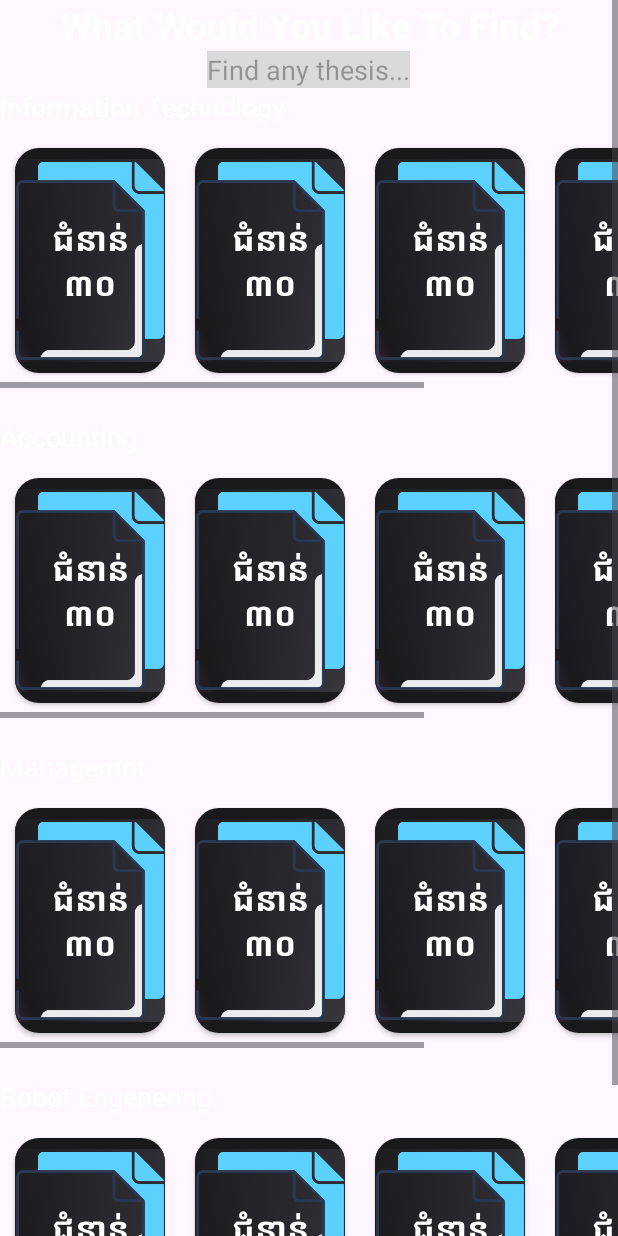
After one commit to PhalKanhaPK/ThesisNUM, an Android app: the layout fragment_generation.xml on its own in the app's theme, with its tools: preview values and no code run, on a phone screen of 412 x 824 dp. The commit adds this screen. Run offline under Robolectric (Android 15) with nearby library versions, the phone set to English and light mode, and no system bars.

Commit message:
edit file

```diff
--- a/app/src/main/java/com/example/numthesis/AccountFragment.kt
+++ b/app/src/main/java/com/example/numthesis/AccountFragment.kt
@@ -7,10 +7,7 @@ import android.view.LayoutInflater
 import android.view.View
 import android.view.ViewGroup
 import android.widget.Button
-import android.widget.ImageView
-import android.widget.ListAdapter
 import android.widget.ListView
-import android.widget.TextView
 
 class AccountFragment : Fragment() {
 
@@ -25,16 +22,16 @@ class AccountFragment : Fragment() {
             startActivity(intent)
         }
 
-        val countries = listOf(
-            Country(R.drawable.major, "ជំនាញ : IT"),
-            Country(R.drawable.level, "ជំនាន់ : ៣០"),
-            Country(R.drawable.group, "ក្រុម : ៤៥"),
-            Country(R.drawable.phone, "លេខទូរស័ព្ទ : 0987654321"),
-            Country(R.drawable.gmail, "Gmail : example123@gmail.com")
+        val UserInfo = listOf(
+            Info(R.drawable.major, "ជំនាញ : IT"),
+            Info(R.drawable.level, "ជំនាន់ : ៣០"),
+            Info(R.drawable.group, "ក្រុម : ៤៥"),
+            Info(R.drawable.phone, "លេខទូរស័ព្ទ : 0987654321"),
+            Info(R.drawable.gmail, "Gmail : example123@gmail.com")
         )
 
         val listView: ListView = view.findViewById(R.id.ListView_userInfo)
-        val adapter = CountryAdapter(requireContext(), countries)
+        val adapter = UserInfoAdapter(requireContext(), UserInfo)
         listView.adapter = adapter
 
         return view
--- a/app/src/main/java/com/example/numthesis/CountryAdapter.kt
+++ /dev/null
@@ -1,28 +0,0 @@
-package com.example.numthesis
-import android.content.Context
-import android.view.LayoutInflater
-import android.view.View
-import android.view.ViewGroup
-import android.widget.ArrayAdapter
-import android.widget.ImageView
-import android.widget.TextView
-
-data class Country(val flagResId: Int, val name: String)
-
-class CountryAdapter(context: Context, private val countries: List<Country>) :
-    ArrayAdapter<Country>(context, 0, countries) {
-
-    override fun getView(position: Int, convertView: View?, parent: ViewGroup): View {
-        val view = convertView ?: LayoutInflater.from(context).inflate(R.layout.item_country, parent, false)
-
-        val country = countries[position]
-
-        val flagImageView = view.findViewById<ImageView>(R.id.flagImageView)
-        val countryNameTextView = view.findViewById<TextView>(R.id.countryNameTextView)
-
-        flagImageView.setImageResource(country.flagResId)
-        countryNameTextView.text = country.name
-
-        return view
-    }
-}
--- /dev/null
+++ b/app/src/main/java/com/example/numthesis/UserInfoAdapter.kt
@@ -0,0 +1,28 @@
+package com.example.numthesis
+import android.content.Context
+import android.view.LayoutInflater
+import android.view.View
+import android.view.ViewGroup
+import android.widget.ArrayAdapter
+import android.widget.ImageView
+import android.widget.TextView
+
+data class Info(val flagResId: Int, val name: String)
+
+class UserInfoAdapter(context: Context, private val Info: List<Info>) :
+    ArrayAdapter<Info>(context, 0, Info) {
+
+    override fun getView(position: Int, convertView: View?, parent: ViewGroup): View {
+        val view = convertView ?: LayoutInflater.from(context).inflate(R.layout.item_info, parent, false)
+
+        val UserInfo = Info[position]
+
+        val iconView = view.findViewById<ImageView>(R.id.iconView)
+        val UserInfoTextView = view.findViewById<TextView>(R.id.UserInfoTextView)
+
+        iconView.setImageResource(UserInfo.flagResId)
+        UserInfoTextView.text = UserInfo.name
+
+        return view
+    }
+}
--- /dev/null
+++ b/app/src/main/res/layout/fragment_generation.xml
@@ -0,0 +1,361 @@
+<?xml version="1.0" encoding="utf-8"?>
+<androidx.constraintlayout.widget.ConstraintLayout xmlns:android="http://schemas.android.com/apk/res/android"
+    xmlns:app="http://schemas.android.com/apk/res-auto"
+    xmlns:tools="http://schemas.android.com/tools"
+    android:layout_width="match_parent"
+    android:layout_height="match_parent"
+    tools:context=".HomeFragment"
+    >
+    <ScrollView
+        android:layout_width="match_parent"
+        android:layout_height="match_parent"
+        app:layout_constraintBottom_toBottomOf="parent"
+        app:layout_constraintEnd_toEndOf="parent"
+        app:layout_constraintStart_toStartOf="parent"
+        app:layout_constraintTop_toTopOf="parent">
+
+        <LinearLayout
+            android:layout_width="match_parent"
+            android:layout_height="wrap_content"
+            android:orientation="vertical">
+
+<!--            textView-->
+            <LinearLayout
+                android:layout_width="match_parent"
+                android:layout_height="wrap_content">
+                <TextView
+                    android:id="@+id/textView"
+                    android:layout_width="match_parent"
+                    android:layout_height="wrap_content"
+                    android:gravity="center"
+                    android:textStyle="bold"
+                    android:textSize="11pt"
+                    android:textColor="@color/white"
+                    android:text="What Would You Like To Find?"
+                    />
+            </LinearLayout>
+<!--            txtSearch-->
+            <LinearLayout
+                android:layout_width="match_parent"
+                android:layout_height="wrap_content"
+                android:gravity="center"
+                >
+                <EditText
+                    android:layout_width="wrap_content"
+                    android:layout_height="wrap_content"
+                    android:background="@color/gray"
+                    android:hint="Find any thesis..."/>
+            </LinearLayout>
+
+            <!--Information Technology-->
+            <LinearLayout
+                android:layout_width="match_parent"
+                android:layout_height="wrap_content"
+                android:orientation="vertical"
+                android:layout_marginBottom="20dp">
+                <TextView
+                    android:layout_width="match_parent"
+                    android:layout_height="wrap_content"
+                    android:layout_marginBottom="5dp"
+                    android:text="Information Technology"
+                    android:textSize="8pt"
+                    android:textColor="@color/white"
+                    />
+                <HorizontalScrollView
+                    android:layout_width="match_parent"
+                    android:layout_height="wrap_content">
+
+                    <LinearLayout
+                        android:layout_width="match_parent"
+                        android:layout_height="wrap_content"
+                        android:orientation="horizontal">
+
+                        <androidx.cardview.widget.CardView
+                            android:layout_width="wrap_content"
+                            android:layout_height="wrap_content"
+                            android:layout_gravity="center"
+                            android:layout_margin="@dimen/card_margin"
+                            app:cardCornerRadius="@dimen/card_corner_radius">
+                            <include layout="@layout/cardview_1"/>
+                            <include layout="@layout/string"/>
+
+                        </androidx.cardview.widget.CardView>
+
+                        <androidx.cardview.widget.CardView
+                            android:layout_width="wrap_content"
+                            android:layout_height="wrap_content"
+                            android:layout_gravity="center"
+                            android:layout_margin="@dimen/card_margin"
+                            app:cardCornerRadius="@dimen/card_corner_radius">
+                            <include layout="@layout/cardview_1"/>
+                            <include layout="@layout/string"/>
+                        </androidx.cardview.widget.CardView>
+
+                        <androidx.cardview.widget.CardView
+                            android:layout_width="wrap_content"
+                            android:layout_height="wrap_content"
+                            android:layout_gravity="center"
+                            android:layout_margin="@dimen/card_margin"
+                            app:cardCornerRadius="@dimen/card_corner_radius">
+                            <include layout="@layout/cardview_1"/>
+                            <include layout="@layout/string"/>
+                        </androidx.cardview.widget.CardView>
+
+                        <androidx.cardview.widget.CardView
+                            android:layout_width="wrap_content"
+                            android:layout_height="wrap_content"
+                            android:layout_gravity="center"
+                            android:layout_margin="@dimen/card_margin"
+                            app:cardCornerRadius="@dimen/card_corner_radius">
+                            <include layout="@layout/cardview_1"/>
+                            <include layout="@layout/string"/>
+                        </androidx.cardview.widget.CardView>
+
+                        <androidx.cardview.widget.CardView
+                            android:layout_width="wrap_content"
+                            android:layout_height="wrap_content"
+                            android:layout_gravity="center"
+                            android:layout_margin="@dimen/card_margin"
+                            app:cardCornerRadius="@dimen/card_corner_radius">
+                            <include layout="@layout/cardview_1"/>
+                            <include layout="@layout/string"/>
+                        </androidx.cardview.widget.CardView>
+
+                    </LinearLayout>
+                </HorizontalScrollView>
+            </LinearLayout>
+<!--            Accounting-->
+            <LinearLayout
+                android:layout_width="match_parent"
+                android:layout_height="wrap_content"
+                android:orientation="vertical"
+                android:layout_marginBottom="20dp">
+                <TextView
+                    android:layout_width="match_parent"
+                    android:layout_height="wrap_content"
+                    android:layout_marginBottom="5dp"
+                    android:text="Accounting"
+                    android:textSize="8pt"
+                    android:textColor="@color/white"
+                    />
+                <HorizontalScrollView
+                    android:layout_width="match_parent"
+                    android:layout_height="wrap_content">
+
+                    <LinearLayout
+                        android:layout_width="match_parent"
+                        android:layout_height="wrap_content"
+                        android:orientation="horizontal">
+
+                        <androidx.cardview.widget.CardView
+                            android:layout_width="wrap_content"
+                            android:layout_height="wrap_content"
+                            android:layout_gravity="center"
+                            android:layout_margin="@dimen/card_margin"
+                            app:cardCornerRadius="@dimen/card_corner_radius">
+                            <include layout="@layout/cardview_1"/>
+                            <include layout="@layout/string"/>
+
+                        </androidx.cardview.widget.CardView>
+
+                        <androidx.cardview.widget.CardView
+                            android:layout_width="wrap_content"
+                            android:layout_height="wrap_content"
+                            android:layout_gravity="center"
+                            android:layout_margin="@dimen/card_margin"
+                            app:cardCornerRadius="@dimen/card_corner_radius">
+                            <include layout="@layout/cardview_1"/>
+                            <include layout="@layout/string"/>
+                        </androidx.cardview.widget.CardView>
+
+                        <androidx.cardview.widget.CardView
+                            android:layout_width="wrap_content"
+                            android:layout_height="wrap_content"
+                            android:layout_gravity="center"
+                            android:layout_margin="@dimen/card_margin"
+                            app:cardCornerRadius="@dimen/card_corner_radius">
+                            <include layout="@layout/cardview_1"/>
+                            <include layout="@layout/string"/>
+                        </androidx.cardview.widget.CardView>
+
+                        <androidx.cardview.widget.CardView
+                            android:layout_width="wrap_content"
+                            android:layout_height="wrap_content"
+                            android:layout_gravity="center"
+                            android:layout_margin="@dimen/card_margin"
+                            app:cardCornerRadius="@dimen/card_corner_radius">
+                            <include layout="@layout/cardview_1"/>
+                            <include layout="@layout/string"/>
+                        </androidx.cardview.widget.CardView>
+
+                        <androidx.cardview.widget.CardView
+                            android:layout_width="wrap_content"
+                            android:layout_height="wrap_content"
+                            android:layout_gravity="center"
+                            android:layout_margin="@dimen/card_margin"
+                            app:cardCornerRadius="@dimen/card_corner_radius">
+                            <include layout="@layout/cardview_1"/>
+                            <include layout="@layout/string"/>
+                        </androidx.cardview.widget.CardView>
+                    </LinearLayout>
+                </HorizontalScrollView>
+            </LinearLayout>
+
+<!--            Management-->
+            <LinearLayout
+                android:layout_width="match_parent"
+                android:layout_height="wrap_content"
+                android:orientation="vertical"
+                android:layout_marginBottom="20dp">
+                <TextView
+                    android:layout_width="match_parent"
+                    android:layout_height="wrap_content"
+                    android:layout_marginBottom="5dp"
+                    android:text="Managemnt"
+                    android:textSize="8pt"
+                    android:textColor="@color/white"
+                    />
+                <HorizontalScrollView
+                    android:layout_width="match_parent"
+                    android:layout_height="wrap_content">
+
+                    <LinearLayout
+                        android:layout_width="match_parent"
+                        android:layout_height="wrap_content"
+                        android:orientation="horizontal">
+
+                        <androidx.cardview.widget.CardView
+                            android:layout_width="wrap_content"
+                            android:layout_height="wrap_content"
+                            android:layout_gravity="center"
+                            android:layout_margin="@dimen/card_margin"
+                            app:cardCornerRadius="@dimen/card_corner_radius">
+                            <include layout="@layout/cardview_1"/>
+                            <include layout="@layout/string"/>
+
+                        </androidx.cardview.widget.CardView>
+
+                        <androidx.cardview.widget.CardView
+                            android:layout_width="wrap_content"
+                            android:layout_height="wrap_content"
+                            android:layout_gravity="center"
+                            android:layout_margin="@dimen/card_margin"
+                            app:cardCornerRadius="@dimen/card_corner_radius">
+                            <include layout="@layout/cardview_1"/>
+                            <include layout="@layout/string"/>
+                        </androidx.cardview.widget.CardView>
+
+                        <androidx.cardview.widget.CardView
+                            android:layout_width="wrap_content"
+                            android:layout_height="wrap_content"
+                            android:layout_gravity="center"
+                            android:layout_margin="@dimen/card_margin"
+                            app:cardCornerRadius="@dimen/card_corner_radius">
+                            <include layout="@layout/cardview_1"/>
+                            <include layout="@layout/string"/>
+                        </androidx.cardview.widget.CardView>
+
+                        <androidx.cardview.widget.CardView
+                            android:layout_width="wrap_content"
+                            android:layout_height="wrap_content"
+                            android:layout_gravity="center"
+                            android:layout_margin="@dimen/card_margin"
+                            app:cardCornerRadius="@dimen/card_corner_radius">
+                            <include layout="@layout/cardview_1"/>
+                            <include layout="@layout/string"/>
+                        </androidx.cardview.widget.CardView>
+
+                        <androidx.cardview.widget.CardView
+                            android:layout_width="wrap_content"
+                            android:layout_height="wrap_content"
+                            android:layout_gravity="center"
+                            android:layout_margin="@dimen/card_margin"
+                            app:cardCornerRadius="@dimen/card_corner_radius">
+                            <include layout="@layout/cardview_1"/>
+                            <include layout="@layout/string"/>
+                        </androidx.cardview.widget.CardView>
+                    </LinearLayout>
+                </HorizontalScrollView>
+            </LinearLayout>
+
+<!--            Robot Engenering-->
+            <LinearLayout
+                android:layout_width="match_parent"
+                android:layout_height="wrap_content"
+                android:orientation="vertical"
+                android:layout_marginBottom="20dp">
+                <TextView
+                    android:layout_width="match_parent"
+                    android:layout_height="wrap_content"
+                    android:layout_marginBottom="5dp"
+                    android:text="Robot Engenering"
+                    android:textSize="8pt"
+                    android:textColor="@color/white"
+                    />
+                <HorizontalScrollView
+                    android:layout_width="match_parent"
+                    android:layout_height="wrap_content">
+
+                    <LinearLayout
+                        android:layout_width="match_parent"
+                        android:layout_height="wrap_content"
+                        android:orientation="horizontal">
+
+                        <androidx.cardview.widget.CardView
+                            android:layout_width="wrap_content"
+                            android:layout_height="wrap_content"
+                            android:layout_gravity="center"
+                            android:layout_margin="@dimen/card_margin"
+                            app:cardCornerRadius="@dimen/card_corner_radius">
+                            <include layout="@layout/cardview_1"/>
+                            <include layout="@layout/string"/>
+
+                        </androidx.cardview.widget.CardView>
+
+                        <androidx.cardview.widget.CardView
+                            android:layout_width="wrap_content"
+                            android:layout_height="wrap_content"
+                            android:layout_gravity="center"
+                            android:layout_margin="@dimen/card_margin"
+                            app:cardCornerRadius="@dimen/card_corner_radius">
+                            <include layout="@layout/cardview_1"/>
+                            <include layout="@layout/string"/>
+                        </androidx.cardview.widget.CardView>
+
+                        <androidx.cardview.widget.CardView
+                            android:layout_width="wrap_content"
+                            android:layout_height="wrap_content"
+                            android:layout_gravity="center"
+                            android:layout_margin="@dimen/card_margin"
+                            app:cardCornerRadius="@dimen/card_corner_radius">
+                            <include layout="@layout/cardview_1"/>
+                            <include layout="@layout/string"/>
+                        </androidx.cardview.widget.CardView>
+
+                        <androidx.cardview.widget.CardView
+                            android:layout_width="wrap_content"
+                            android:layout_height="wrap_content"
+                            android:layout_gravity="center"
+                            android:layout_margin="@dimen/card_margin"
+                            app:cardCornerRadius="@dimen/card_corner_radius">
+                            <include layout="@layout/cardview_1"/>
+                            <include layout="@layout/string"/>
+                        </androidx.cardview.widget.CardView>
+
+                        <androidx.cardview.widget.CardView
+                            android:layout_width="wrap_content"
+                            android:layout_height="wrap_content"
+                            android:layout_gravity="center"
+                            android:layout_margin="@dimen/card_margin"
+                            app:cardCornerRadius="@dimen/card_corner_radius">
+                            <include layout="@layout/cardview_1"/>
+                            <include layout="@layout/string"/>
+                        </androidx.cardview.widget.CardView>
+                    </LinearLayout>
+                </HorizontalScrollView>
+            </LinearLayout>
+
+        </LinearLayout>
+    </ScrollView>
+
+</androidx.constraintlayout.widget.ConstraintLayout>
--- a/app/src/main/res/layout/item_country.xml
+++ b/app/src/main/res/layout/item_info.xml
@@ -6,12 +6,12 @@
     android:padding="8dp">
 
     <ImageView
-        android:id="@+id/flagImageView"
+        android:id="@+id/iconView"
         android:layout_width="30dp"
         android:layout_height="30dp"
         android:layout_marginEnd="8dp"/>
     <TextView
-        android:id="@+id/countryNameTextView"
+        android:id="@+id/UserInfoTextView"
         android:layout_width="wrap_content"
         android:layout_height="wrap_content"
         android:textSize="16sp"
```
